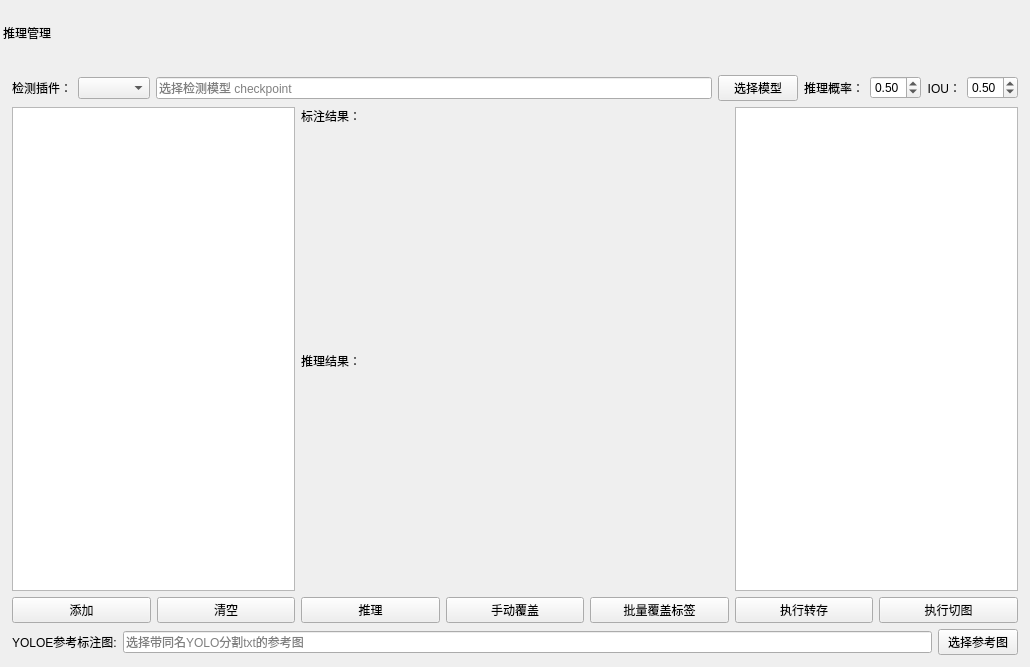
First picture: the form in VisionAIFlowApp/valsetform.ui, repository HaiwenMeng/VisionAIFlowV1, before the edit.
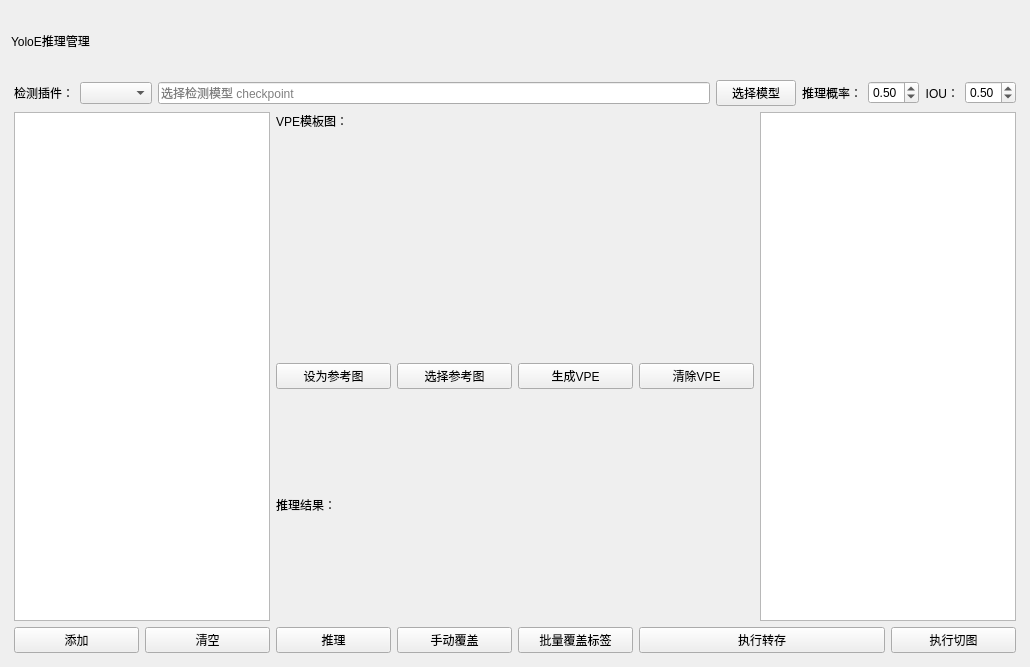
Second picture: the form after the edit. Custom widgets are drawn as their Qt base class.

Commit message: 添加yoloe-mask训练效果较差

What changed in the file:
```diff
--- a/VisionAIFlowApp/valsetform.ui
+++ b/VisionAIFlowApp/valsetform.ui
@@ -14,21 +14,6 @@
    <string>Form</string>
   </property>
   <layout class="QGridLayout" name="gridLayout_2">
-   <property name="leftMargin">
-    <number>3</number>
-   </property>
-   <property name="topMargin">
-    <number>3</number>
-   </property>
-   <property name="rightMargin">
-    <number>3</number>
-   </property>
-   <property name="bottomMargin">
-    <number>3</number>
-   </property>
-   <property name="spacing">
-    <number>3</number>
-   </property>
    <item row="0" column="0">
     <widget class="QLabel" name="LB_Title">
      <property name="minimumSize">
@@ -47,14 +32,28 @@
       <string notr="true">font: 18pt &quot;微软雅黑&quot;;</string>
      </property>
      <property name="text">
-      <string>推理管理</string>
+      <string>YoloE推理管理</string>
      </property>
     </widget>
    </item>
    <item row="1" column="0">
     <widget class="QWidget" name="widget" native="true">
-      <layout class="QGridLayout" name="gridLayout_4" rowstretch="0,1,0">
-      <item row="0" column="0" colspan="7">
+     <layout class="QGridLayout" name="gridLayout_6">
+      <property name="leftMargin">
+       <number>3</number>
+      </property>
+      <property name="topMargin">
+       <number>3</number>
+      </property>
+      <property name="rightMargin">
+       <number>3</number>
+      </property>
+      <property name="bottomMargin">
+       <number>3</number>
+      </property>
+      <item row="0" column="0">
+       <layout class="QGridLayout" name="gridLayout_5">
+        <item row="0" column="0" colspan="8">
        <layout class="QGridLayout" name="gridLayout">
         <item row="0" column="0">
          <widget class="QLabel" name="label_DetectionPlugin">
@@ -134,17 +133,17 @@
        <item row="1" column="0" colspan="2">
        <widget class="QListWidget" name="listWidget"/>
       </item>
-      <item row="1" column="2" colspan="3">
-        <layout class="QGridLayout" name="gridLayout_3" rowstretch="0,1,0,1">
+        <item row="1" column="2" colspan="4">
+         <layout class="QGridLayout" name="gridLayout_4" rowstretch="0,4,0,4,0">
         <item row="0" column="0">
          <widget class="QLabel" name="label_6">
           <property name="text">
-           <string>标注结果：</string>
+             <string>VPE模板图：</string>
           </property>
          </widget>
         </item>
          <item row="1" column="0">
-          <widget class="BaseAnnoLegacyCanvas" name="ytRoiShowDispJson" native="true">
+           <widget class="BaseAnnoLegacyCanvas" name="ytRoiShowVPE" native="true">
            <property name="minimumSize">
             <size>
              <width>0</width>
@@ -154,14 +153,46 @@
           </widget>
         </item>
         <item row="2" column="0">
+           <layout class="QGridLayout" name="gridLayout_3">
+            <item row="0" column="0">
+             <widget class="QPushButton" name="pushButton_setTemlateImg">
+              <property name="text">
+               <string>设为参考图</string>
+              </property>
+             </widget>
+            </item>
+            <item row="0" column="1">
+             <widget class="QPushButton" name="PB_SelectYoloeReference">
+              <property name="text">
+               <string>选择参考图</string>
+              </property>
+             </widget>
+            </item>
+            <item row="0" column="2">
+             <widget class="QPushButton" name="pushButton_GenVPE">
+              <property name="text">
+               <string>生成VPE</string>
+              </property>
+             </widget>
+            </item>
+            <item row="0" column="3">
+             <widget class="QPushButton" name="pushButton_DeleteVPE">
+              <property name="text">
+               <string>清除VPE</string>
+              </property>
+             </widget>
+            </item>
+           </layout>
+          </item>
+          <item row="3" column="0">
          <widget class="QLabel" name="label_5">
           <property name="text">
            <string>推理结果：</string>
           </property>
          </widget>
         </item>
-         <item row="3" column="0">
-          <widget class="BaseAnnoLegacyCanvas" name="ytRoiShowDisp" native="true">
+          <item row="4" column="0">
+           <widget class="BaseAnnoLegacyCanvas" name="ytRoiShowInferRest" native="true">
            <property name="minimumSize">
             <size>
              <width>0</width>
@@ -172,23 +203,9 @@
         </item>
        </layout>
       </item>
-      <item row="1" column="5" colspan="2">
+        <item row="1" column="6" colspan="2">
        <widget class="QTextBrowser" name="plainTextEdit_Log"/>
       </item>
-      <item row="2" column="6">
-       <widget class="QPushButton" name="PB_RunOCR">
-        <property name="text">
-         <string>执行切图</string>
-        </property>
-       </widget>
-      </item>
-      <item row="3" column="0" colspan="7">
-       <layout class="QHBoxLayout" name="yoloeReferenceLayout">
-        <item><widget class="QLabel" name="LB_YoloeReference"><property name="text"><string>YOLOE参考标注图:</string></property></widget></item>
-        <item><widget class="QLineEdit" name="LE_YoloeReference"><property name="placeholderText"><string>选择带同名YOLO分割txt的参考图</string></property></widget></item>
-        <item><widget class="QPushButton" name="PB_SelectYoloeReference"><property name="text"><string>选择参考图</string></property></widget></item>
-       </layout>
-      </item>
        <item row="2" column="0">
        <widget class="QPushButton" name="PB_AddFiles">
         <property name="text">
@@ -224,12 +241,21 @@
         </property>
        </widget>
       </item>
-       <item row="2" column="5">
+        <item row="2" column="5" colspan="2">
        <widget class="QPushButton" name="PB_RunTset">
         <property name="text">
          <string>执行转存</string>
         </property>
        </widget>
+        </item>
+        <item row="2" column="7">
+         <widget class="QPushButton" name="PB_RunOCR">
+          <property name="text">
+           <string>执行切图</string>
+          </property>
+         </widget>
+        </item>
+       </layout>
       </item>
      </layout>
     </widget>
```
Lines whose indentation alone changed are shown as unchanged. The commit also changes 22 other files.
